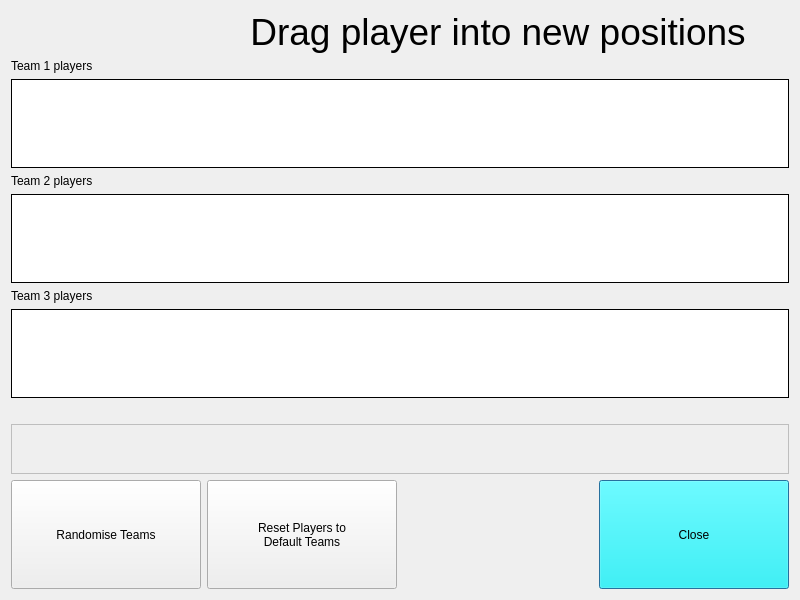
The window that RearrangePlayers.ui (rmick/Combobulator) describes before a commit, drawn with Qt 5.
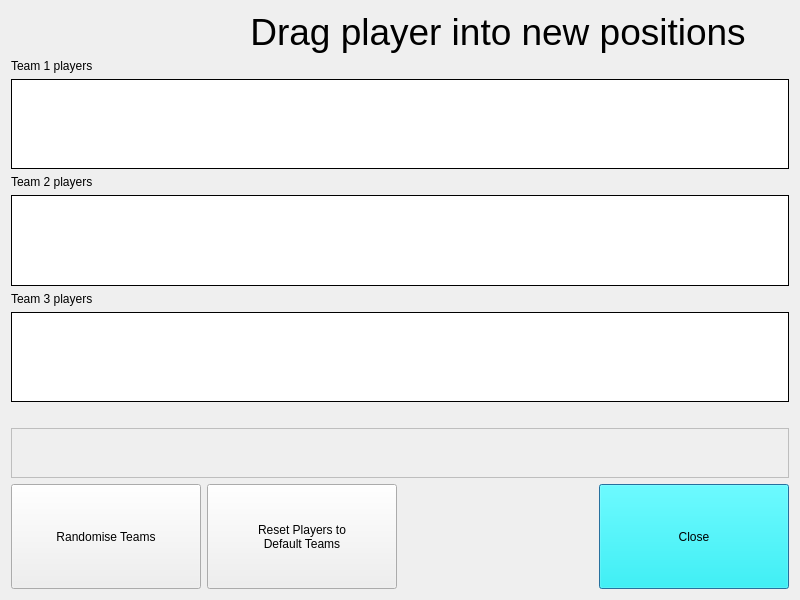
The same window after the commit.

Patch:
```diff
--- a/RearrangePlayers.ui
+++ b/RearrangePlayers.ui
@@ -69,6 +69,113 @@
      </property>
     </spacer>
    </item>
+   <item row="9" column="3" rowspan="2">
+    <widget class="QPushButton" name="btn_Close">
+     <property name="enabled">
+      <bool>true</bool>
+     </property>
+     <property name="sizePolicy">
+      <sizepolicy hsizetype="Preferred" vsizetype="Preferred">
+       <horstretch>0</horstretch>
+       <verstretch>0</verstretch>
+      </sizepolicy>
+     </property>
+     <property name="palette">
+      <palette>
+       <active>
+        <colorrole role="Button">
+         <brush brushstyle="SolidPattern">
+          <color alpha="255">
+           <red>0</red>
+           <green>255</green>
+           <blue>255</blue>
+          </color>
+         </brush>
+        </colorrole>
+        <colorrole role="Base">
+         <brush brushstyle="SolidPattern">
+          <color alpha="255">
+           <red>0</red>
+           <green>255</green>
+           <blue>255</blue>
+          </color>
+         </brush>
+        </colorrole>
+        <colorrole role="Window">
+         <brush brushstyle="SolidPattern">
+          <color alpha="255">
+           <red>0</red>
+           <green>255</green>
+           <blue>255</blue>
+          </color>
+         </brush>
+        </colorrole>
+       </active>
+       <inactive>
+        <colorrole role="Button">
+         <brush brushstyle="SolidPattern">
+          <color alpha="255">
+           <red>0</red>
+           <green>255</green>
+           <blue>255</blue>
+          </color>
+         </brush>
+        </colorrole>
+        <colorrole role="Base">
+         <brush brushstyle="SolidPattern">
+          <color alpha="255">
+           <red>0</red>
+           <green>255</green>
+           <blue>255</blue>
+          </color>
+         </brush>
+        </colorrole>
+        <colorrole role="Window">
+         <brush brushstyle="SolidPattern">
+          <color alpha="255">
+           <red>0</red>
+           <green>255</green>
+           <blue>255</blue>
+          </color>
+         </brush>
+        </colorrole>
+       </inactive>
+       <disabled>
+        <colorrole role="Button">
+         <brush brushstyle="SolidPattern">
+          <color alpha="255">
+           <red>0</red>
+           <green>255</green>
+           <blue>255</blue>
+          </color>
+         </brush>
+        </colorrole>
+        <colorrole role="Base">
+         <brush brushstyle="SolidPattern">
+          <color alpha="255">
+           <red>0</red>
+           <green>255</green>
+           <blue>255</blue>
+          </color>
+         </brush>
+        </colorrole>
+        <colorrole role="Window">
+         <brush brushstyle="SolidPattern">
+          <color alpha="255">
+           <red>0</red>
+           <green>255</green>
+           <blue>255</blue>
+          </color>
+         </brush>
+        </colorrole>
+       </disabled>
+      </palette>
+     </property>
+     <property name="text">
+      <string>Close</string>
+     </property>
+    </widget>
+   </item>
    <item row="0" column="1" colspan="3">
     <widget class="QLabel" name="label">
      <property name="palette">
@@ -121,113 +228,6 @@
      </property>
     </widget>
    </item>
-   <item row="9" column="3" rowspan="3">
-    <widget class="QPushButton" name="btn_Close">
-     <property name="enabled">
-      <bool>true</bool>
-     </property>
-     <property name="sizePolicy">
-      <sizepolicy hsizetype="Preferred" vsizetype="Preferred">
-       <horstretch>0</horstretch>
-       <verstretch>0</verstretch>
-      </sizepolicy>
-     </property>
-     <property name="palette">
-      <palette>
-       <active>
-        <colorrole role="Button">
-         <brush brushstyle="SolidPattern">
-          <color alpha="255">
-           <red>0</red>
-           <green>255</green>
-           <blue>255</blue>
-          </color>
-         </brush>
-        </colorrole>
-        <colorrole role="Base">
-         <brush brushstyle="SolidPattern">
-          <color alpha="255">
-           <red>0</red>
-           <green>255</green>
-           <blue>255</blue>
-          </color>
-         </brush>
-        </colorrole>
-        <colorrole role="Window">
-         <brush brushstyle="SolidPattern">
-          <color alpha="255">
-           <red>0</red>
-           <green>255</green>
-           <blue>255</blue>
-          </color>
-         </brush>
-        </colorrole>
-       </active>
-       <inactive>
-        <colorrole role="Button">
-         <brush brushstyle="SolidPattern">
-          <color alpha="255">
-           <red>0</red>
-           <green>255</green>
-           <blue>255</blue>
-          </color>
-         </brush>
-        </colorrole>
-        <colorrole role="Base">
-         <brush brushstyle="SolidPattern">
-          <color alpha="255">
-           <red>0</red>
-           <green>255</green>
-           <blue>255</blue>
-          </color>
-         </brush>
-        </colorrole>
-        <colorrole role="Window">
-         <brush brushstyle="SolidPattern">
-          <color alpha="255">
-           <red>0</red>
-           <green>255</green>
-           <blue>255</blue>
-          </color>
-         </brush>
-        </colorrole>
-       </inactive>
-       <disabled>
-        <colorrole role="Button">
-         <brush brushstyle="SolidPattern">
-          <color alpha="255">
-           <red>0</red>
-           <green>255</green>
-           <blue>255</blue>
-          </color>
-         </brush>
-        </colorrole>
-        <colorrole role="Base">
-         <brush brushstyle="SolidPattern">
-          <color alpha="255">
-           <red>0</red>
-           <green>255</green>
-           <blue>255</blue>
-          </color>
-         </brush>
-        </colorrole>
-        <colorrole role="Window">
-         <brush brushstyle="SolidPattern">
-          <color alpha="255">
-           <red>0</red>
-           <green>255</green>
-           <blue>255</blue>
-          </color>
-         </brush>
-        </colorrole>
-       </disabled>
-      </palette>
-     </property>
-     <property name="text">
-      <string>Close</string>
-     </property>
-    </widget>
-   </item>
    <item row="8" column="0" colspan="4">
     <widget class="QListWidget" name="list_Bench">
      <property name="enabled">
@@ -397,7 +397,7 @@
      </property>
     </widget>
    </item>
-   <item row="9" column="0" rowspan="3">
+   <item row="9" column="0" rowspan="2">
     <widget class="QPushButton" name="btn_Randomise">
      <property name="sizePolicy">
       <sizepolicy hsizetype="Preferred" vsizetype="Preferred">
@@ -410,7 +410,7 @@
      </property>
     </widget>
    </item>
-   <item row="9" column="1" rowspan="3">
+   <item row="9" column="1" rowspan="2">
     <widget class="QPushButton" name="btn_SetDefaultTeams">
      <property name="sizePolicy">
       <sizepolicy hsizetype="Preferred" vsizetype="Preferred">
```
Left out of the diff: 180 changed lines with no effect on the pictures.
